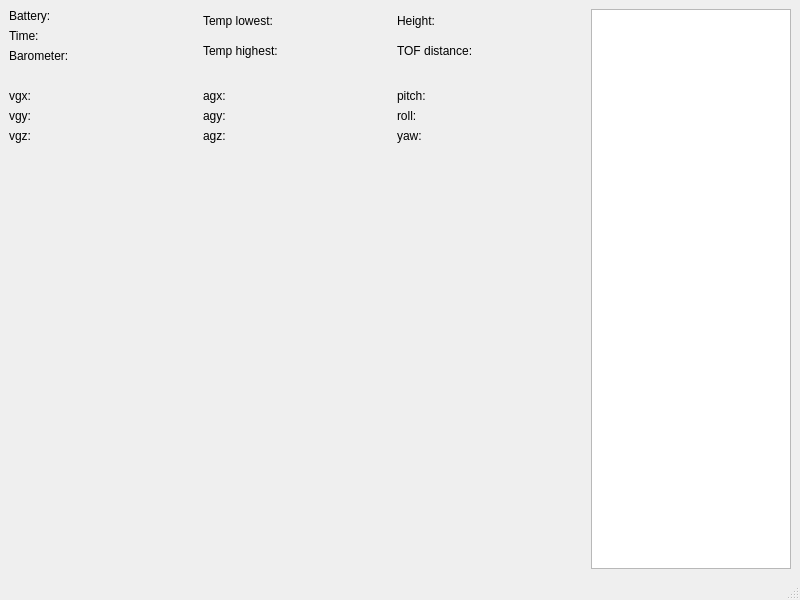
Old version of the form mainwindow.ui in the repository Ingori/TelloController.
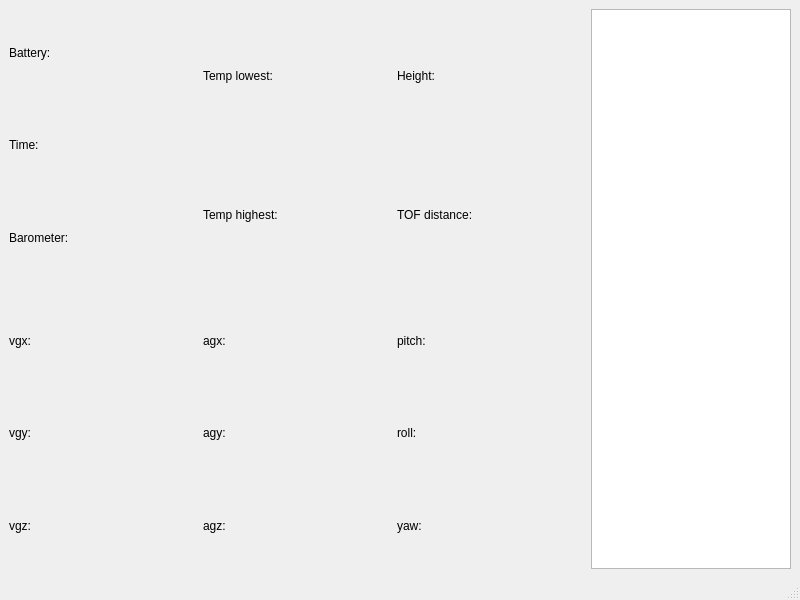
New version of the form.

Commit message: some time play video

```diff
--- a/mainwindow.ui
+++ b/mainwindow.ui
@@ -21,6 +21,9 @@
        <layout class="QVBoxLayout" name="verticalLayout_7">
         <item>
          <layout class="QHBoxLayout" name="horizontalLayout">
+          <property name="sizeConstraint">
+           <enum>QLayout::SetMinimumSize</enum>
+          </property>
           <item>
            <layout class="QVBoxLayout" name="verticalLayout_5">
             <item>
@@ -95,13 +98,16 @@
           <property name="sizeHint" stdset="0">
            <size>
             <width>20</width>
-            <height>20</height>
+            <height>10</height>
            </size>
           </property>
          </spacer>
         </item>
         <item>
          <layout class="QHBoxLayout" name="horizontalLayout_2">
+          <property name="sizeConstraint">
+           <enum>QLayout::SetMinimumSize</enum>
+          </property>
           <item>
            <layout class="QVBoxLayout" name="verticalLayout_2">
             <item>
@@ -179,19 +185,6 @@
           </item>
          </layout>
         </item>
-        <item>
-         <spacer name="verticalSpacer">
-          <property name="orientation">
-           <enum>Qt::Vertical</enum>
-          </property>
-          <property name="sizeHint" stdset="0">
-           <size>
-            <width>20</width>
-            <height>40</height>
-           </size>
-          </property>
-         </spacer>
-        </item>
        </layout>
       </item>
       <item>
```
The commit also changes 2 other files.
